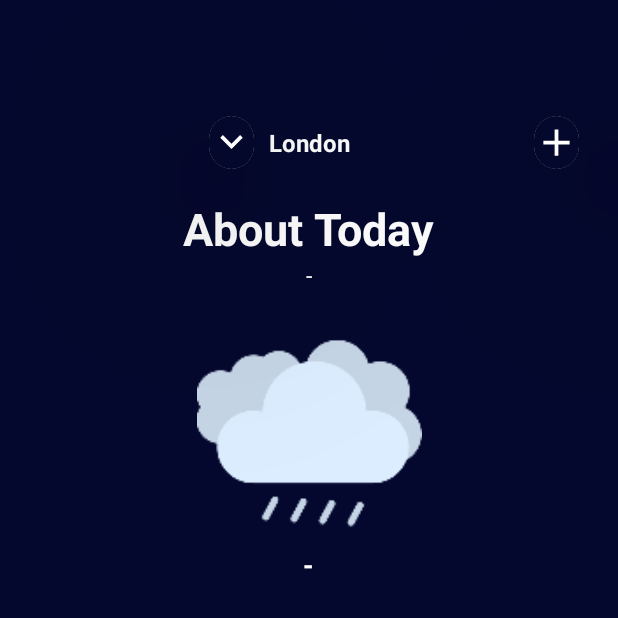
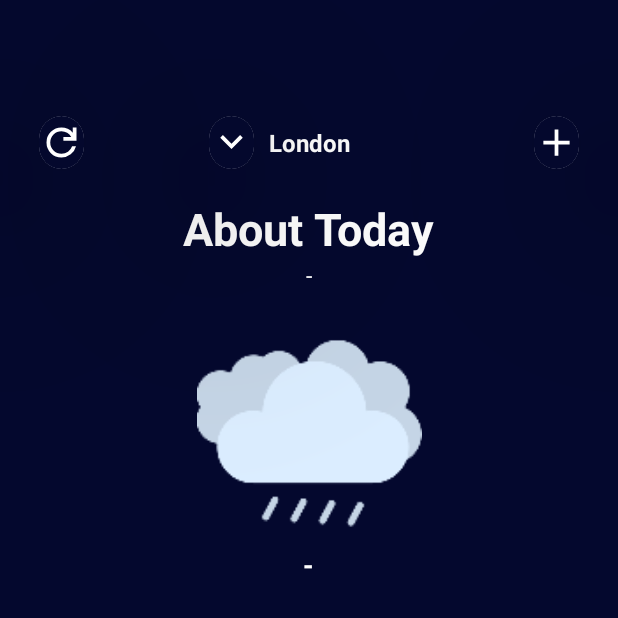
Before and after one commit to JAVADESTEKI/Weather, an Android app: the screen it shows after launch (MainActivity), on a phone screen of 412 x 824 dp, the top half of it. Run offline under Robolectric (Android 15) with nearby library versions, the phone set to English and light mode, and no system bars; pictures from the network do not load.

Commit message:
Add refresh to activity_main.xml

```diff
--- a/app/src/main/res/layout/activity_main.xml
+++ b/app/src/main/res/layout/activity_main.xml
@@ -26,6 +26,39 @@
         app:layout_constraintEnd_toStartOf="@+id/brrAMainV80"
         app:layout_constraintStart_toStartOf="@+id/brrAMainV20"
         app:layout_constraintTop_toTopOf="@+id/gdAMainH07" />
+
+    <androidx.cardview.widget.CardView
+
+        android:layout_width="30dp"
+        android:layout_height="35dp"
+        android:backgroundTint="#FFFFFF"
+        app:cardBackgroundColor="#FFFFFF"
+        app:cardCornerRadius="16dp"
+        app:cardElevation="100dp"
+        app:layout_constraintBottom_toTopOf="@+id/gdAMainH16"
+        app:layout_constraintEnd_toStartOf="@+id/gdAMainV20"
+        app:layout_constraintStart_toStartOf="parent"
+        app:layout_constraintTop_toTopOf="@+id/gdAMainH07">
+
+        <ImageView
+            android:id="@+id/refreshCurrunt"
+            android:layout_width="match_parent"
+            android:layout_height="match_parent"
+            android:background="#04082D"
+            android:baselineAlignBottom="false"
+            android:elevation="20dp"
+            android:fadeScrollbars="false"
+            android:filterTouchesWhenObscured="false"
+            android:foregroundTint="#2B8FDC"
+            android:outlineProvider="none"
+            android:src="@drawable/refresh"
+            app:layout_constraintBottom_toTopOf="parent"
+            app:layout_constraintEnd_toEndOf="parent"
+            app:layout_constraintStart_toStartOf="parent"
+            app:layout_constraintTop_toTopOf="parent" />
+
+    </androidx.cardview.widget.CardView>
+
 
     <androidx.cardview.widget.CardView
         android:layout_width="30dp"
```
